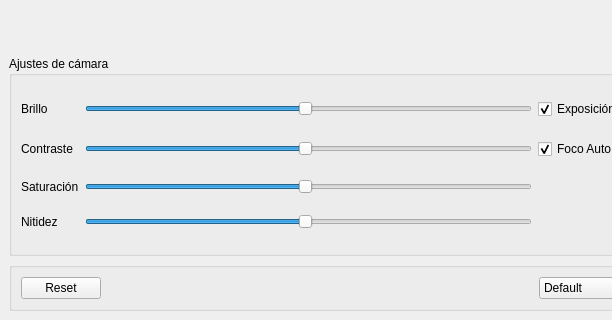
Above: mainwindow.ui from MiguelFerrerF/OpenCVTest before the change; both pictures show x 0 to 612 and y 512 to 832 of the 1122 by 832 pixel window. Below: the same form after it.
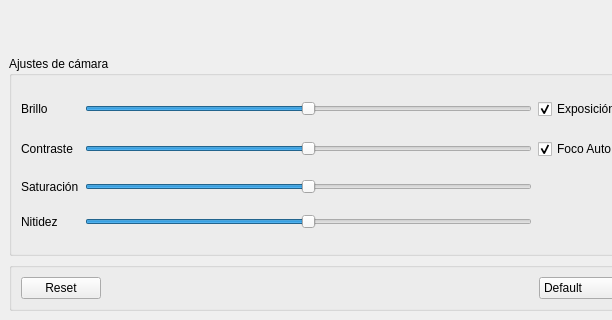
That is the form after the change.

Commit message: Refactors UI slider logic and improves camera property handling

```diff
--- a/mainwindow.ui
+++ b/mainwindow.ui
@@ -50,10 +50,10 @@
        <item row="5" column="1">
         <widget class="QSlider" name="horizontalSliderNitidez">
          <property name="maximum">
-          <number>255</number>
+          <number>100</number>
          </property>
          <property name="value">
-          <number>126</number>
+          <number>50</number>
          </property>
          <property name="orientation">
           <enum>Qt::Orientation::Horizontal</enum>
@@ -63,10 +63,10 @@
        <item row="3" column="1">
         <widget class="QSlider" name="horizontalSliderSaturacion">
          <property name="maximum">
-          <number>255</number>
+          <number>100</number>
          </property>
          <property name="value">
-          <number>126</number>
+          <number>50</number>
          </property>
          <property name="orientation">
           <enum>Qt::Orientation::Horizontal</enum>
@@ -96,10 +96,10 @@
        <item row="2" column="1">
         <widget class="QSlider" name="horizontalSliderContraste">
          <property name="maximum">
-          <number>255</number>
+          <number>100</number>
          </property>
          <property name="value">
-          <number>126</number>
+          <number>50</number>
          </property>
          <property name="orientation">
           <enum>Qt::Orientation::Horizontal</enum>
@@ -130,10 +130,10 @@
        <item row="0" column="1">
         <widget class="QSlider" name="horizontalSliderBrillo">
          <property name="maximum">
-          <number>255</number>
+          <number>100</number>
          </property>
          <property name="value">
-          <number>126</number>
+          <number>50</number>
          </property>
          <property name="orientation">
           <enum>Qt::Orientation::Horizontal</enum>
```
Left out of the diff: 8 changed lines with no effect on the pictures. The commit also changes 5 other files.
